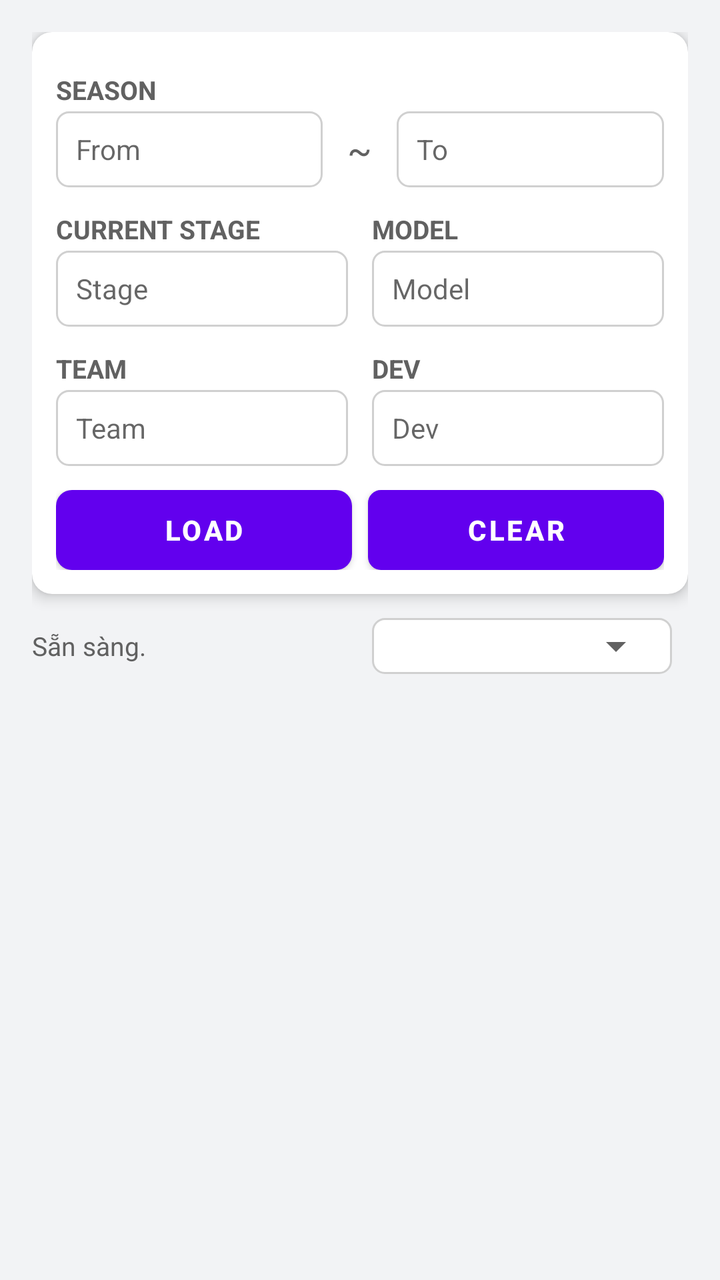
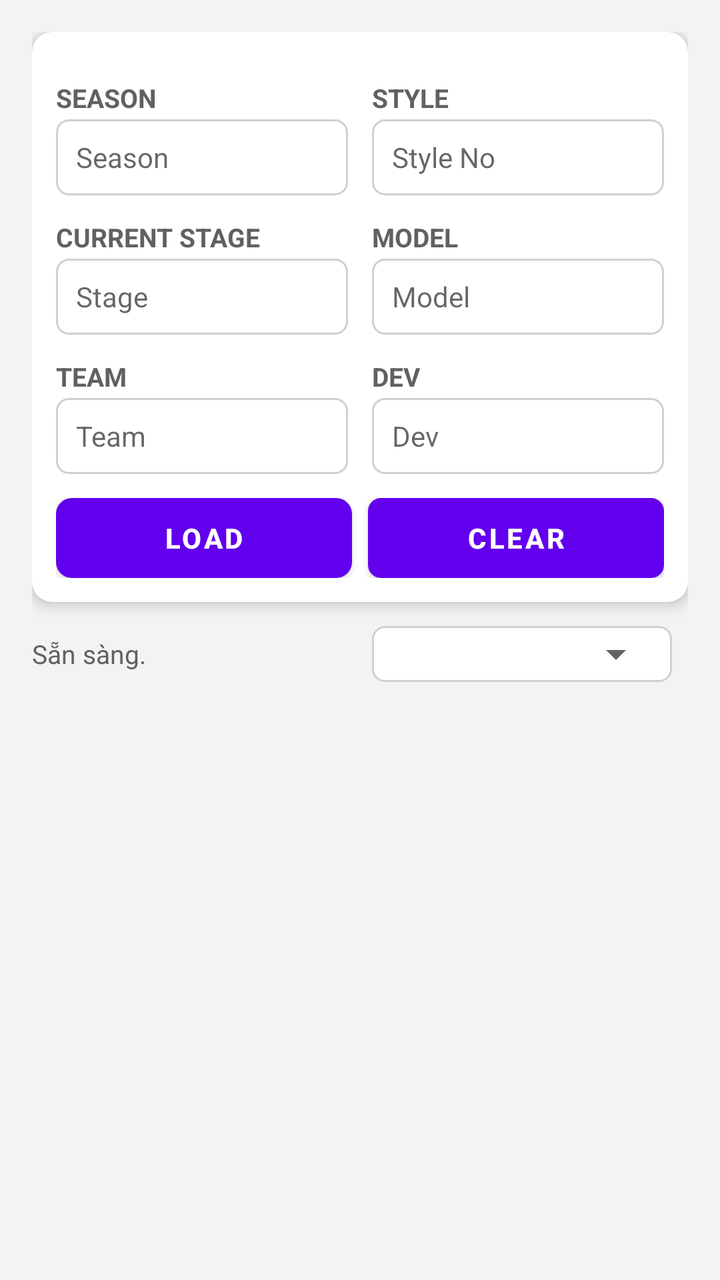

Two renders of the same Android screen: before a commit and after it. Below are the layout's source before the change and the commit's diff.
<!-- AndroidManifest.xml: application theme Theme.Nbcfm -->
<!-- res/layout/activity_main.xml -->
<?xml version="1.0" encoding="utf-8"?>
<LinearLayout xmlns:android="http://schemas.android.com/apk/res/android"
    xmlns:app="http://schemas.android.com/apk/res-auto"
    android:layout_width="match_parent"
    android:layout_height="match_parent"
    android:orientation="vertical"
    android:background="@color/bg"
    android:padding="16dp">

    <androidx.cardview.widget.CardView
        android:layout_width="match_parent"
        android:layout_height="wrap_content"
        app:cardCornerRadius="10dp"
        app:cardElevation="4dp"
        android:layout_marginBottom="12dp">

        <LinearLayout
            android:layout_width="match_parent"
            android:layout_height="wrap_content"
            android:orientation="vertical"
            android:padding="12dp">

            <TextView style="@style/FieldLabel" android:text="SEASON" />
            <LinearLayout
                android:layout_width="match_parent"
                android:layout_height="wrap_content"
                android:orientation="horizontal"
                android:gravity="center_vertical">

                <androidx.appcompat.widget.AppCompatAutoCompleteTextView
                    android:id="@+id/acSeasonFrom"
                    style="@style/FieldSpinner"
                    android:layout_width="0dp"
                    android:layout_weight="1"
                    android:paddingHorizontal="10dp"
                    android:textSize="14sp"
                    android:singleLine="true"
                    android:completionThreshold="1"
                    android:inputType="text"
                    android:hint="From" />

                <TextView
                    android:layout_width="wrap_content"
                    android:layout_height="wrap_content"
                    android:text=" ~ "
                    android:textSize="18sp"
                    android:textColor="@color/textSecondary"
                    android:paddingHorizontal="8dp" />

                <androidx.appcompat.widget.AppCompatAutoCompleteTextView
                    android:id="@+id/acSeasonTo"
                    style="@style/FieldSpinner"
                    android:layout_width="0dp"
                    android:layout_weight="1"
                    android:paddingHorizontal="10dp"
                    android:textSize="14sp"
                    android:singleLine="true"
                    android:completionThreshold="1"
                    android:inputType="text"
                    android:hint="To" />
            </LinearLayout>

            <LinearLayout
                android:layout_width="match_parent"
                android:layout_height="wrap_content"
                android:orientation="horizontal"
                android:layout_marginTop="4dp">

                <LinearLayout
                    android:layout_width="0dp"
                    android:layout_height="wrap_content"
                    android:layout_weight="1"
                    android:orientation="vertical"
                    android:layout_marginEnd="6dp">

                    <TextView
                        style="@style/FieldLabel"
                        android:text="CURRENT STAGE" />

                    <androidx.appcompat.widget.AppCompatAutoCompleteTextView
                        android:id="@+id/acStage"
                        style="@style/FieldSpinner"
                        android:paddingHorizontal="10dp"
                        android:textSize="14sp"
                        android:singleLine="true"
                        android:completionThreshold="1"
                        android:inputType="text"
                        android:hint="Stage" />
                </LinearLayout>

                <LinearLayout
                    android:layout_width="0dp"
                    android:layout_height="wrap_content"
                    android:layout_weight="1"
                    android:orientation="vertical"
                    android:layout_marginStart="6dp">

                    <TextView
                        style="@style/FieldLabel"
                        android:text="MODEL" />

                    <androidx.appcompat.widget.AppCompatAutoCompleteTextView
                        android:id="@+id/acModel"
                        style="@style/FieldSpinner"
                        android:paddingHorizontal="10dp"
                        android:textSize="14sp"
                        android:singleLine="true"
                        android:completionThreshold="1"
                        android:inputType="text"
                        android:hint="Model" />
                </LinearLayout>
            </LinearLayout>

            <LinearLayout
                android:layout_width="match_parent"
                android:layout_height="wrap_content"
                android:orientation="horizontal"
                android:layout_marginTop="4dp">

                <LinearLayout
                    android:layout_width="0dp"
                    android:layout_height="wrap_content"
                    android:layout_weight="1"
                    android:orientation="vertical"
                    android:layout_marginEnd="6dp">

                    <TextView
                        android:id="@+id/textView2"
                        style="@style/FieldLabel"
                        android:layout_width="match_parent"
                        android:layout_height="wrap_content"
                        android:text="TEAM" />

                    <androidx.appcompat.widget.AppCompatAutoCompleteTextView
                        android:id="@+id/acTeam"
                        style="@style/FieldSpinner"
                        android:layout_width="match_parent"
                        android:layout_height="wrap_content"
                        android:paddingHorizontal="10dp"
                        android:textSize="14sp"
                        android:singleLine="true"
                        android:completionThreshold="1"
                        android:inputType="text"
                        android:hint="Team" />
                </LinearLayout>

                <LinearLayout
                    android:layout_width="0dp"
                    android:layout_height="wrap_content"
                    android:layout_weight="1"
                    android:orientation="vertical"
                    android:layout_marginStart="6dp">

                    <TextView
                        android:id="@+id/textView5"
                        style="@style/FieldLabel"
                        android:layout_width="match_parent"
                        android:layout_height="wrap_content"
                        android:text="DEV" />

                    <androidx.appcompat.widget.AppCompatAutoCompleteTextView
                        android:id="@+id/acDev"
                        style="@style/FieldSpinner"
                        android:layout_width="match_parent"
                        android:layout_height="wrap_content"
                        android:paddingHorizontal="10dp"
                        android:textSize="14sp"
                        android:singleLine="true"
                        android:completionThreshold="1"
                        android:inputType="text"
                        android:hint="Dev" />
                </LinearLayout>
            </LinearLayout>

            <LinearLayout
                android:layout_width="match_parent"
                android:layout_height="wrap_content"
                android:orientation="horizontal"
                android:layout_marginTop="12dp">

                <Button
                    android:id="@+id/btnRetrieve"
                    android:layout_width="0dp"
                    android:layout_height="40dp"
                    android:layout_weight="1"
                    android:text="LOAD"
                    android:textColor="#FFFFFF"
                    android:textStyle="bold"
                    android:background="@drawable/btn_red"
                    android:layout_marginRight="4dp" />

                <Button
                    android:id="@+id/btnClearFilter"
                    android:layout_width="0dp"
                    android:layout_height="40dp"
                    android:layout_marginLeft="4dp"
                    android:layout_weight="1"
                    android:background="@drawable/edit_bg"
                    android:text="CLEAR"
                    android:textColor="@color/white"
                    android:textStyle="bold" />
            </LinearLayout>

        </LinearLayout>
    </androidx.cardview.widget.CardView>

    <LinearLayout
        android:layout_width="match_parent"
        android:layout_height="wrap_content"
        android:orientation="horizontal"
        android:gravity="center_vertical"
        android:paddingBottom="6dp">

        <TextView
            android:id="@+id/tvStatus"
            android:layout_width="0dp"
            android:layout_height="wrap_content"
            android:layout_weight="1"
            android:text="Sẵn sàng."
            android:textColor="@color/textSecondary"
            android:textSize="13sp" />

        <FrameLayout
            android:layout_width="150dp"
            android:layout_height="wrap_content"
            android:layout_marginEnd="8dp"
            android:background="@drawable/edit_bg"
            android:paddingLeft="4dp"
            android:paddingTop="2dp"
            android:paddingRight="4dp"
            android:paddingBottom="2dp">

            <Spinner
                android:id="@+id/spinnerPlanFilter"
                android:layout_width="match_parent"
                android:layout_height="wrap_content"
                android:backgroundTint="@color/textSecondary"
                android:spinnerMode="dropdown"
                android:padding="0dp" />
        </FrameLayout>

        <ProgressBar
            android:id="@+id/progressBar"
            style="?android:attr/progressBarStyleSmall"
            android:layout_width="wrap_content"
            android:layout_height="wrap_content"
            android:visibility="gone" />
    </LinearLayout>

    <TextView
        android:id="@+id/tvEmpty"
        android:layout_width="match_parent"
        android:layout_height="wrap_content"
        android:text="Không có dữ liệu."
        android:gravity="center"
        android:padding="24dp"
        android:textColor="@color/textSecondary"
        android:visibility="gone" />

    <com.facebook.shimmer.ShimmerFrameLayout
        android:id="@+id/shimmerViewContainer"
        android:layout_width="match_parent"
        android:layout_height="0dp"
        android:layout_weight="1"
        android:visibility="gone"
        app:shimmer_auto_start="false">

        <LinearLayout
            android:layout_width="match_parent"
            android:layout_height="match_parent"
            android:orientation="vertical">

            <include layout="@layout/item_cfm_card_placeholder" />
            <include layout="@layout/item_cfm_card_placeholder" />
            <include layout="@layout/item_cfm_card_placeholder" />

        </LinearLayout>
    </com.facebook.shimmer.ShimmerFrameLayout>

    <androidx.recyclerview.widget.RecyclerView
        android:id="@+id/recyclerView"
        android:layout_width="match_parent"
        android:layout_height="0dp"
        android:layout_weight="1"
        android:clipToPadding="false"
        android:paddingBottom="16dp" />

</LinearLayout>
<!-- res/layout/item_cfm_card_placeholder.xml (included above) -->
<?xml version="1.0" encoding="utf-8"?>
<androidx.cardview.widget.CardView
    xmlns:android="http://schemas.android.com/apk/res/android"
    xmlns:app="http://schemas.android.com/apk/res-auto"
    android:layout_width="match_parent"
    android:layout_height="wrap_content"
    android:layout_marginBottom="12dp"
    app:cardCornerRadius="10dp"
    app:cardElevation="3dp">

    <LinearLayout
        android:layout_width="match_parent"
        android:layout_height="wrap_content"
        android:orientation="vertical"
        android:padding="12dp">

        
        <View
            android:layout_width="120dp"
            android:layout_height="18dp"
            android:background="@drawable/placeholder_bg"
            android:layout_marginBottom="10dp" />

        
        <LinearLayout
            android:layout_width="match_parent"
            android:layout_height="wrap_content"
            android:orientation="horizontal"
            android:background="@drawable/highlight_bg"
            android:padding="8dp"
            android:layout_marginBottom="8dp"
            android:weightSum="10">

            
            <LinearLayout
                android:layout_width="0dp"
                android:layout_height="wrap_content"
                android:layout_weight="1.5"
                android:orientation="vertical"
                android:gravity="center_horizontal">
                <View
                    android:layout_width="30dp"
                    android:layout_height="10dp"
                    android:background="@drawable/placeholder_bg" />
                <View
                    android:layout_width="20dp"
                    android:layout_height="13dp"
                    android:layout_marginTop="6dp"
                    android:background="@drawable/placeholder_bg" />
            </LinearLayout>

            
            <LinearLayout
                android:layout_width="0dp"
                android:layout_height="wrap_content"
                android:layout_weight="3.5"
                android:orientation="vertical"
                android:gravity="center_horizontal">
                <View
                    android:layout_width="50dp"
                    android:layout_height="10dp"
                    android:background="@drawable/placeholder_bg" />
                <View
                    android:layout_width="70dp"
                    android:layout_height="13dp"
                    android:layout_marginTop="6dp"
                    android:background="@drawable/placeholder_bg" />
            </LinearLayout>

            
            <LinearLayout
                android:layout_width="0dp"
                android:layout_height="wrap_content"
                android:layout_weight="2.5"
                android:orientation="vertical"
                android:gravity="center_horizontal">
                <View
                    android:layout_width="40dp"
                    android:layout_height="10dp"
                    android:background="@drawable/placeholder_bg" />
                <View
                    android:layout_width="45dp"
                    android:layout_height="13dp"
                    android:layout_marginTop="6dp"
                    android:background="@drawable/placeholder_bg" />
            </LinearLayout>

            
            <LinearLayout
                android:layout_width="0dp"
                android:layout_height="wrap_content"
                android:layout_weight="1.3"
                android:orientation="vertical"
                android:gravity="center_horizontal">
                <View
                    android:layout_width="25dp"
                    android:layout_height="10dp"
                    android:background="@drawable/placeholder_bg" />
                <View
                    android:layout_width="20dp"
                    android:layout_height="13dp"
                    android:layout_marginTop="6dp"
                    android:background="@drawable/placeholder_bg" />
            </LinearLayout>

            
            <LinearLayout
                android:layout_width="0dp"
                android:layout_height="wrap_content"
                android:layout_weight="1.2"
                android:orientation="vertical"
                android:gravity="center_horizontal">
                <View
                    android:layout_width="20dp"
                    android:layout_height="10dp"
                    android:background="@drawable/placeholder_bg" />
                <View
                    android:layout_width="15dp"
                    android:layout_height="13dp"
                    android:layout_marginTop="6dp"
                    android:background="@drawable/placeholder_bg" />
            </LinearLayout>
        </LinearLayout>

        
        <View
            android:layout_width="match_parent"
            android:layout_height="13dp"
            android:layout_marginVertical="3dp"
            android:background="@drawable/placeholder_bg" />
        <View
            android:layout_width="220dp"
            android:layout_height="13dp"
            android:layout_marginVertical="3dp"
            android:background="@drawable/placeholder_bg" />
        <View
            android:layout_width="280dp"
            android:layout_height="13dp"
            android:layout_marginVertical="3dp"
            android:background="@drawable/placeholder_bg" />
        <View
            android:layout_width="180dp"
            android:layout_height="13dp"
            android:layout_marginVertical="3dp"
            android:background="@drawable/placeholder_bg" />
        <View
            android:layout_width="240dp"
            android:layout_height="13dp"
            android:layout_marginVertical="3dp"
            android:background="@drawable/placeholder_bg" />
        <View
            android:layout_width="150dp"
            android:layout_height="13dp"
            android:layout_marginVertical="3dp"
            android:background="@drawable/placeholder_bg" />
        <View
            android:layout_width="100dp"
            android:layout_height="13dp"
            android:layout_marginVertical="3dp"
            android:background="@drawable/placeholder_bg" />

    </LinearLayout>
</androidx.cardview.widget.CardView>
<!-- resources referenced by this layout -->
<resources>
  <color name="bg">#F2F3F5</color>
  <color name="textSecondary">#616161</color>
  <color name="white">#FFFFFF</color>
  <!-- drawable btn_red (drawable) -->
  <?xml version="1.0" encoding="utf-8"?>
  <shape xmlns:android="http://schemas.android.com/apk/res/android"
      android:shape="rectangle">
      <solid android:color="@color/nb_red" />
      <corners android:radius="8dp" />
      <padding android:top="12dp" android:bottom="12dp" />
  </shape>
  <!-- drawable edit_bg (drawable) -->
  <?xml version="1.0" encoding="utf-8"?>
  <shape xmlns:android="http://schemas.android.com/apk/res/android"
      android:shape="rectangle">
      <solid android:color="@color/white" />
      <corners android:radius="6dp" />
      <stroke android:width="1dp" android:color="#D0D0D0" />
  </shape>
  <!-- drawable highlight_bg (drawable) -->
  <?xml version="1.0" encoding="utf-8"?>
  <shape xmlns:android="http://schemas.android.com/apk/res/android"
      android:shape="rectangle">
      <solid android:color="#F0F4F8" />
      <corners android:radius="8dp" />
      <stroke android:width="1dp" android:color="#D0DFEE" />
  </shape>
  <!-- drawable placeholder_bg (drawable) -->
  <?xml version="1.0" encoding="utf-8"?>
  <shape xmlns:android="http://schemas.android.com/apk/res/android"
      android:shape="rectangle">
      <solid android:color="@color/placeholder_color" />
      <corners android:radius="4dp" />
  </shape>
  <style name="FieldLabel">
          <item name="android:layout_width">match_parent</item>
          <item name="android:layout_height">wrap_content</item>
          <item name="android:textColor">@color/textSecondary</item>
          <item name="android:textStyle">bold</item>
          <item name="android:textSize">13sp</item>
          <item name="android:paddingTop">8dp</item>
          <item name="android:paddingBottom">2dp</item>
      </style>
  <style name="FieldSpinner">
          <item name="android:layout_width">match_parent</item>
          <item name="android:layout_height">wrap_content</item>
          <item name="android:background">@drawable/edit_bg</item>
          <item name="android:minHeight">38dp</item>
      </style>
  <style name="Theme.Nbcfm" parent="Theme.MaterialComponents.DayNight.DarkActionBar">
          
          <item name="colorPrimary">@color/purple_500</item>
          <item name="colorPrimaryVariant">@color/purple_700</item>
          <item name="colorOnPrimary">@color/white</item>
          
          <item name="colorSecondary">@color/teal_200</item>
          <item name="colorSecondaryVariant">@color/teal_700</item>
          <item name="colorOnSecondary">@color/black</item>
          
          <item name="android:statusBarColor" tools:targetApi="l">?attr/colorPrimaryVariant</item>
          
      </style>
  <color name="nb_red">#C8102E</color>
  <color name="placeholder_color">#EAEAEA</color>
  <color name="purple_500">#FF6200EE</color>
  <color name="purple_700">#FF3700B3</color>
  <color name="teal_200">#FF03DAC5</color>
  <color name="teal_700">#FF018786</color>
  <color name="black">#FF000000</color>
</resources>

<!-- the commit's change to res/layout/activity_main.xml (unified diff, before → after) -->
@@ -20,44 +20,55 @@
             android:orientation="vertical"
             android:padding="12dp">
 
-            <TextView style="@style/FieldLabel" android:text="SEASON" />
             <LinearLayout
                 android:layout_width="match_parent"
                 android:layout_height="wrap_content"
                 android:orientation="horizontal"
-                android:gravity="center_vertical">
-
-                <androidx.appcompat.widget.AppCompatAutoCompleteTextView
-                    android:id="@+id/acSeasonFrom"
-                    style="@style/FieldSpinner"
-                    android:layout_width="0dp"
-                    android:layout_weight="1"
-                    android:paddingHorizontal="10dp"
-                    android:textSize="14sp"
-                    android:singleLine="true"
-                    android:completionThreshold="1"
-                    android:inputType="text"
-                    android:hint="From" />
-
-                <TextView
-                    android:layout_width="wrap_content"
-                    android:layout_height="wrap_content"
-                    android:text=" ~ "
-                    android:textSize="18sp"
-                    android:textColor="@color/textSecondary"
-                    android:paddingHorizontal="8dp" />
-
-                <androidx.appcompat.widget.AppCompatAutoCompleteTextView
-                    android:id="@+id/acSeasonTo"
-                    style="@style/FieldSpinner"
-                    android:layout_width="0dp"
-                    android:layout_weight="1"
-                    android:paddingHorizontal="10dp"
-                    android:textSize="14sp"
-                    android:singleLine="true"
-                    android:completionThreshold="1"
-                    android:inputType="text"
-                    android:hint="To" />
+                android:layout_marginTop="4dp">
+
+                <LinearLayout
+                    android:layout_width="0dp"
+                    android:layout_height="wrap_content"
+                    android:layout_weight="1"
+                    android:orientation="vertical"
+                    android:layout_marginEnd="6dp">
+
+                    <TextView
+                        style="@style/FieldLabel"
+                        android:text="SEASON" />
+
+                    <androidx.appcompat.widget.AppCompatAutoCompleteTextView
+                        android:id="@+id/acSeason"
+                        style="@style/FieldSpinner"
+                        android:paddingHorizontal="10dp"
+                        android:textSize="14sp"
+                        android:singleLine="true"
+                        android:completionThreshold="1"
+                        android:inputType="text"
+                        android:hint="Season" />
+                </LinearLayout>
+
+                <LinearLayout
+                    android:layout_width="0dp"
+                    android:layout_height="wrap_content"
+                    android:layout_weight="1"
+                    android:orientation="vertical"
+                    android:layout_marginStart="6dp">
+
+                    <TextView
+                        style="@style/FieldLabel"
+                        android:text="STYLE" />
+
+                    <androidx.appcompat.widget.AppCompatAutoCompleteTextView
+                        android:id="@+id/acStyleNo"
+                        style="@style/FieldSpinner"
+                        android:paddingHorizontal="10dp"
+                        android:textSize="14sp"
+                        android:singleLine="true"
+                        android:completionThreshold="1"
+                        android:inputType="text"
+                        android:hint="Style No" />
+                </LinearLayout>
             </LinearLayout>
 
             <LinearLayout
